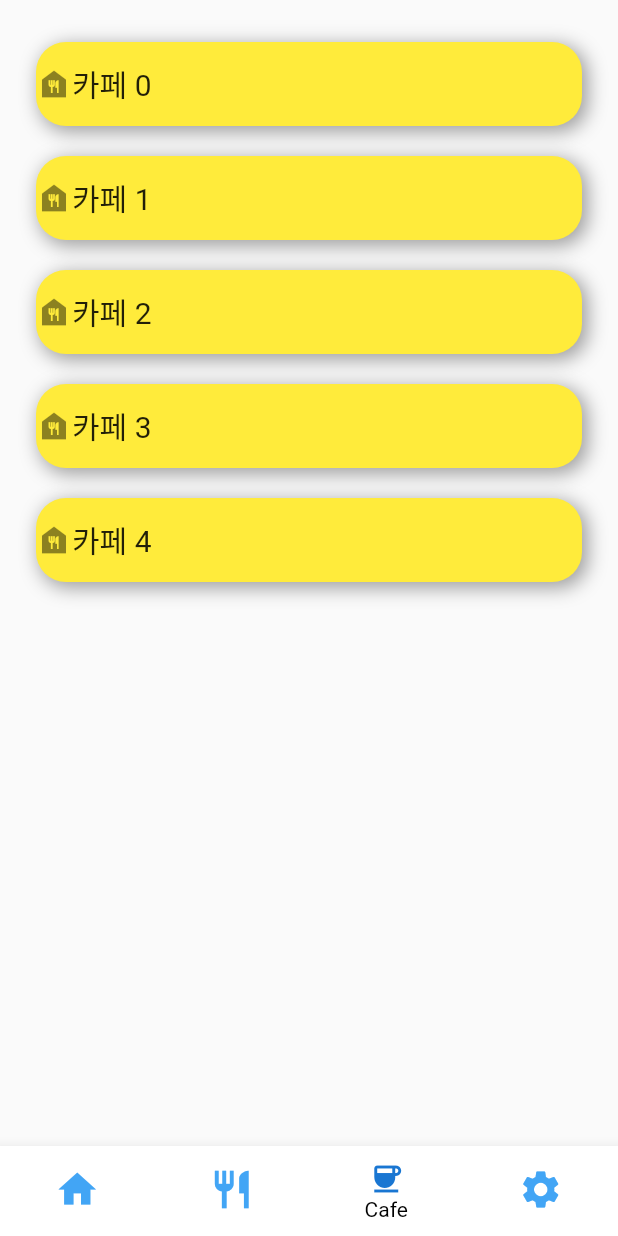
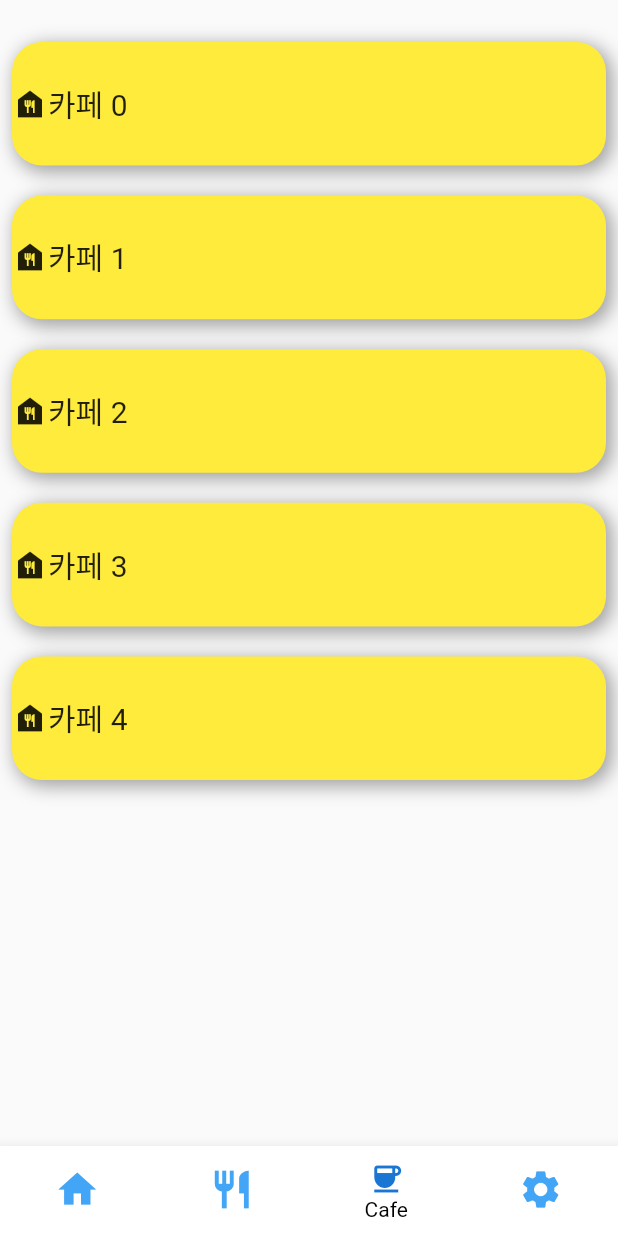
Before and after one commit to MintKangaroo/Food_Information_APP, a Flutter app: the CafePage screen opened by its route, on a phone screen of 412 x 824 dp. Run offline on Flutter 3.47's test engine with Material 2 defaults, Android fonts, the phone set to English and light mode, and no system bars; our stand-ins replace google_mobile_ads, shared_preferences; accounts and stored records are empty.

Commit message:
리스트뷰 오류 수정

```diff
--- a/food_information_app_project/lib/CafePage.dart
+++ b/food_information_app_project/lib/CafePage.dart
@@ -44,9 +44,9 @@ class _CafePageState extends State<CafePage> {
             SizedBox(
               height: 20,
             ),
-            ListTile(
+            GestureDetector(
               onTap: (){},
-              leading: Container(
+              child: Container(
                   height: displayHeight * 0.1,
                   width: displayWidth,
                   child: Row(
--- a/food_information_app_project/lib/RestaurantPage.dart
+++ b/food_information_app_project/lib/RestaurantPage.dart
@@ -42,9 +42,9 @@ class _RestaurantPageState extends State<RestaurantPage> {
         return Column(
           children: [
             SizedBox(height: 20,),
-            ListTile(
+            GestureDetector(
               onTap: (){},
-              leading: Container(
+              child: Container(
                 height: displayHeight * 0.1,
                 width:  displayWidth,
                 child: Row(
```
